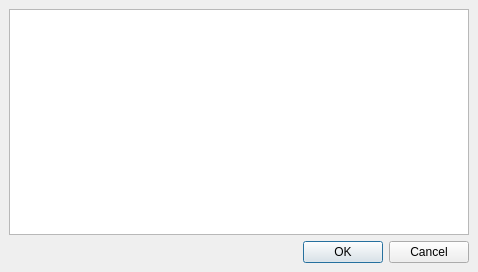
Before: the Qt Designer form src/gui/qt/selectavatardialog.ui in pokerth/pokerth, drawn with Qt 5.
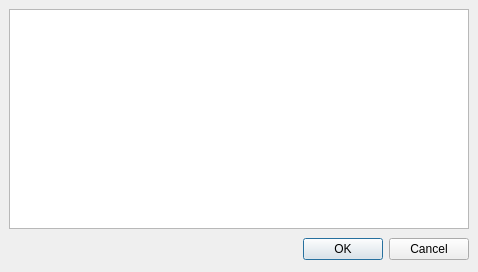
After: the same form once the commit is applied.

The edit to the form file:
```diff
--- a/src/gui/qt/selectavatardialog.ui
+++ b/src/gui/qt/selectavatardialog.ui
@@ -12,52 +12,25 @@
   <property name="windowTitle" >
    <string>Please select an avatar</string>
   </property>
-  <layout class="QGridLayout" >
-   <property name="margin" >
-    <number>9</number>
-   </property>
-   <property name="spacing" >
-    <number>6</number>
-   </property>
-   <item row="0" column="0" >
     <widget class="QListWidget" name="listWidget" >
-     <property name="horizontalScrollBarPolicy" >
-      <enum>Qt::ScrollBarAlwaysOff</enum>
-     </property>
-     <property name="iconSize" >
-      <size>
-       <width>50</width>
-       <height>50</height>
-      </size>
-     </property>
-     <property name="flow" >
-      <enum>QListView::TopToBottom</enum>
-     </property>
-     <property name="isWrapping" stdset="0" >
-      <bool>true</bool>
-     </property>
-     <property name="resizeMode" >
-      <enum>QListView::Adjust</enum>
-     </property>
-     <property name="layoutMode" >
-      <enum>QListView::Batched</enum>
-     </property>
-     <property name="gridSize" >
-      <size>
-       <width>70</width>
-       <height>70</height>
-      </size>
-     </property>
-     <property name="viewMode" >
-      <enum>QListView::IconMode</enum>
-     </property>
-     <property name="wordWrap" >
-      <bool>true</bool>
-     </property>
-    </widget>
-   </item>
-   <item row="1" column="0" >
+   <property name="geometry" >
+    <rect>
+     <x>9</x>
+     <y>9</y>
+     <width>460</width>
+     <height>220</height>
+    </rect>
+   </property>
+  </widget>
     <widget class="QDialogButtonBox" name="buttonBox" >
+   <property name="geometry" >
+    <rect>
+     <x>9</x>
+     <y>235</y>
+     <width>460</width>
+     <height>28</height>
+    </rect>
+   </property>
      <property name="orientation" >
       <enum>Qt::Horizontal</enum>
      </property>
@@ -65,8 +38,6 @@
       <set>QDialogButtonBox::Cancel|QDialogButtonBox::NoButton|QDialogButtonBox::Ok</set>
      </property>
     </widget>
-   </item>
-  </layout>
  </widget>
  <resources/>
  <connections>
```
Lines whose indentation alone changed are shown as unchanged.
